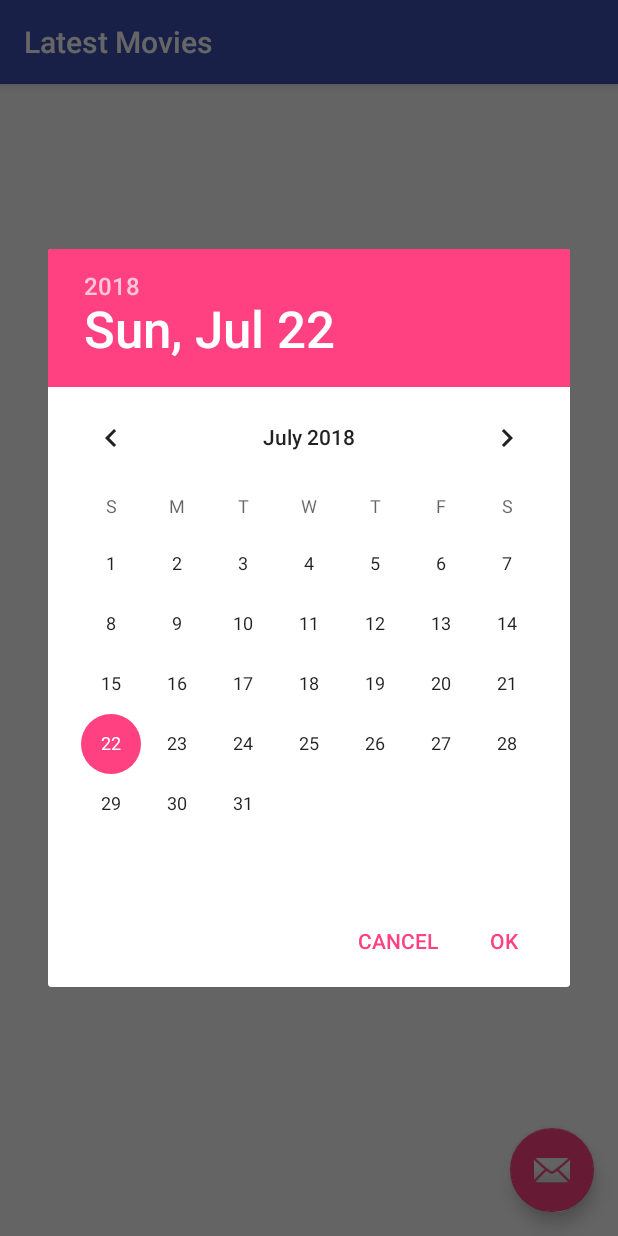
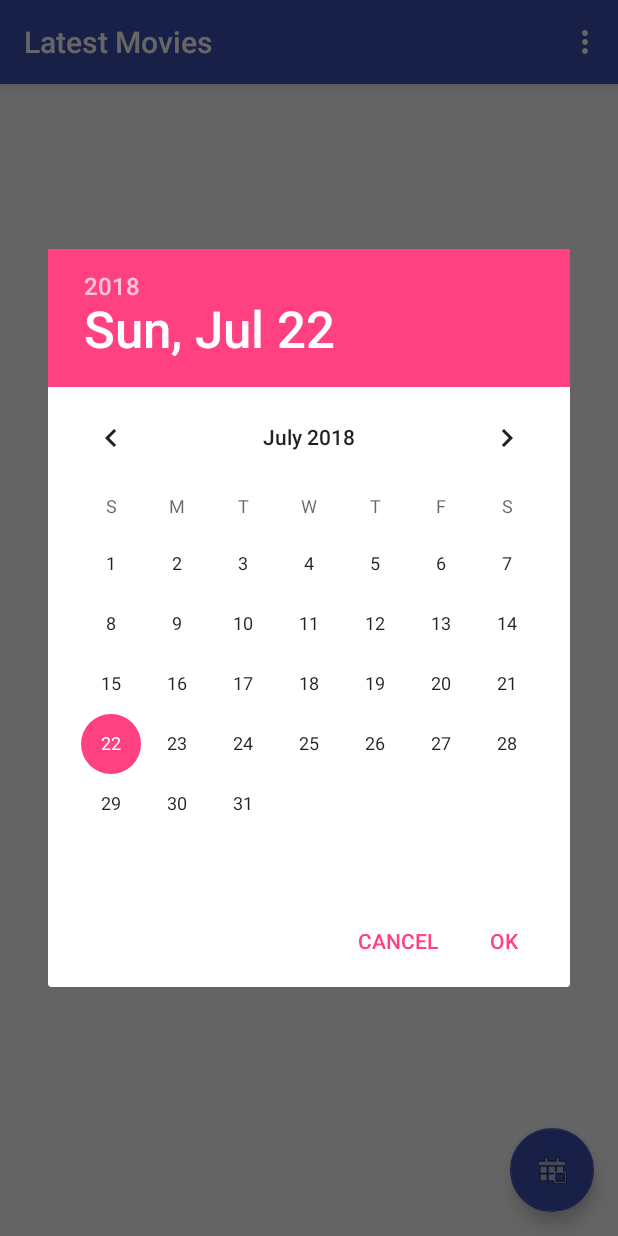
Before and after one commit to amarendra/LatestMovies, an Android app: the screen it shows after launch (MovieListActivity), after a tap on an icon or button, on a phone screen of 412 x 824 dp. Run offline under Robolectric (Android 15) with nearby library versions, the phone set to English and light mode, and no system bars; our stand-ins replace Picasso; pictures from the network do not load; 1 statement that could not run was skipped.

Commit message:
fixed some UI, and more than one bug; added menu to set vote count param

```diff
--- a/app/src/main/java/im/amar/latestmovies/MovieListActivity.java
+++ b/app/src/main/java/im/amar/latestmovies/MovieListActivity.java
@@ -2,16 +2,22 @@ package im.amar.latestmovies;
 
 import android.app.DatePickerDialog;
 import android.os.Bundle;
+import android.support.design.widget.FloatingActionButton;
 import android.support.v7.app.AppCompatActivity;
 import android.support.v7.widget.LinearLayoutManager;
 import android.support.v7.widget.RecyclerView;
 import android.support.v7.widget.Toolbar;
-import android.support.design.widget.FloatingActionButton;
 import android.util.Log;
+import android.view.Menu;
+import android.view.MenuInflater;
+import android.view.MenuItem;
 import android.view.View;
 import android.widget.DatePicker;
 import android.widget.ProgressBar;
 import android.widget.Toast;
+
+import java.util.ArrayList;
+import java.util.Calendar;
 
 import im.amar.latestmovies.adapters.MovieListAdapter;
 import im.amar.latestmovies.api.IApiService;
@@ -22,13 +28,13 @@ import retrofit2.Call;
 import retrofit2.Callback;
 import retrofit2.Response;
 
-import java.util.ArrayList;
-import java.util.Calendar;
-
+import static im.amar.latestmovies.utils.Utils.DEFAULT_MIN_VOTE;
+import static im.amar.latestmovies.utils.Utils.KEY_VOTE_COUNT;
+import static im.amar.latestmovies.utils.Utils.SHARED_PREF_FILE_NAME;
+import static im.amar.latestmovies.utils.Utils.TAG;
 import static im.amar.latestmovies.utils.Utils.getDate;
 import static im.amar.latestmovies.utils.Utils.isDateSame;
-import static im.amar.latestmovies.utils.Utils.TAG;
-import static im.amar.latestmovies.utils.Utils.today;
+import static im.amar.latestmovies.utils.Utils.lastMonth;
 
 public class MovieListActivity extends AppCompatActivity {
 
@@ -45,6 +51,9 @@ public class MovieListActivity extends AppCompatActivity {
     private EndlessScrollListener mScrollListener;
     private MovieListAdapter mAdapter;
     private DatePickerDialog mPicker;
+    private Calendar mCal = Calendar.getInstance();
+    private String mAfterDateParam = lastMonth();
+    private int mPage = 1;
 
     DatePickerDialog.OnDateSetListener mDateSetListener = new DatePickerDialog.OnDateSetListener() {
         @Override
@@ -57,7 +66,6 @@ public class MovieListActivity extends AppCompatActivity {
                 mPage = 1;
                 mResponse.results.clear();
                 mAdapter.setData(mResponse.results);
-                mAdapter.notifyDataSetChanged();
                 fetchMovies();
             } else {
                 Log.d(TAG, "Same date");
@@ -112,16 +120,65 @@ public class MovieListActivity extends AppCompatActivity {
         mRecyclerView.setAdapter(mAdapter);
 
         mProgressBar = findViewById(R.id.progress_bar);
-        assert  mProgressBar != null;
+        assert mProgressBar != null;
 
         fetchMovies(); // fetch the first page of movies between 7 days ago and today
     }
 
+    @Override
+    public boolean onCreateOptionsMenu(Menu menu) {
+        MenuInflater inflater = getMenuInflater();
+        inflater.inflate(R.menu.menu, menu);
+        return true;
+    }
+
+    @Override
+    public boolean onPrepareOptionsMenu(Menu menu) {
+        menu.findItem(R.id.menu_vote).setTitle("Minimum vote: " + getMinVoteCount());
+        return super.onPrepareOptionsMenu(menu);
+    }
+
+    @Override
+    public boolean onOptionsItemSelected(MenuItem item) {
+        // Handle item selection
+        switch (item.getItemId()) {
+            case R.id.menu_vote:
+
+                return true;
+            case R.id.menu_about:
+                Toast.makeText(getApplicationContext(), "Just a simple movie app, nothing fancy.", Toast.LENGTH_LONG).show();
+                return true;
+
+            case R.id.vote_none:
+                setMinVoteCount(0);
+                return true;
+
+            case R.id.vote_10:
+                setMinVoteCount(10);
+                return true;
+
+            case R.id.vote_25:
+                setMinVoteCount(25);
+                return true;
+
+            case R.id.vote_50:
+                setMinVoteCount(50);
+                return true;
+
+            case R.id.vote_500:
+                setMinVoteCount(500);
+                return true;
+
+            default:
+                return super.onOptionsItemSelected(item);
+        }
+    }
+
     private void fetchMovies() {
         IApiService apiService = RetrofitClient.getClient().create(IApiService.class);
-        Call<ApiResponse> call = apiService.discoverMovies(mPage, getDate(0, 0, 0), today());
+        Call<ApiResponse> call = apiService.discoverMovies(mPage, mAfterDateParam, getMinVoteCount());
 
-        Log.d(TAG, "Request made");
+        Log.d(TAG, "Request made - mPage: " + mPage + " After: " + mAfterDateParam);
 
         mProgressBar.setVisibility(View.VISIBLE);
 
@@ -130,7 +187,7 @@ public class MovieListActivity extends AppCompatActivity {
             public void onResponse(Call<ApiResponse> call, Response<ApiResponse> response) {
                 Log.d(TAG, "Response received: " + response.body().results);
 
-                int currentSize = (mResponse != null && mResponse.results != null) ? mResponse.results.size() : 0;
+                int currentSize = mResponse.results.size();
 
                 if (mResponse != null && mResponse.results != null && mResponse.results.size() > 0
                         && response.body() != null && response.body().results != null && response.body().results.size() > 0) {
@@ -140,11 +197,18 @@ public class MovieListActivity extends AppCompatActivity {
 
                     mResponse.results.addAll(response.body().results);
                 } else {
-                    mResponse = response.body();
+                    if (mResponse.results.size() == 0) {
+                        mResponse = response.body();
+                    } else {
+                        Toast.makeText(getApplicationContext(), "No more movies :(. Maybe choose an older date, or lower vote count", Toast.LENGTH_LONG).show();
+                    }
                 }
 
-                mAdapter.setData(mResponse.results);
-                mAdapter.notifyItemRangeInserted(currentSize, response.body().results.size());
+                if (currentSize != mResponse.results.size()) {
+                    mAdapter.setData(mResponse.results);
+                } else {
+                    Log.d(TAG, "Data size didn't change");  // test for breaking edge cases todo
+                }
 
                 mProgressBar.setVisibility(View.GONE);
             }
@@ -158,8 +222,13 @@ public class MovieListActivity extends AppCompatActivity {
         });
     }
 
-    private Calendar mCal = Calendar.getInstance();
+    private int getMinVoteCount() {
+        return getSharedPreferences(SHARED_PREF_FILE_NAME, MODE_PRIVATE).getInt(KEY_VOTE_COUNT, DEFAULT_MIN_VOTE);
+    }
 
-    private String mAfterDateParam;
-    private int mPage = 1;
+    // there will be no forced API call on min vote change, however it will be picked on next calls onwards
+    private void setMinVoteCount(int votes) {
+        getSharedPreferences(SHARED_PREF_FILE_NAME, MODE_PRIVATE).edit().putInt(KEY_VOTE_COUNT, votes).apply();
+        Toast.makeText(getApplicationContext(), "Min vote count set to: " + votes, Toast.LENGTH_LONG).show();
+    }
 }
--- a/app/src/main/java/im/amar/latestmovies/api/IApiService.java
+++ b/app/src/main/java/im/amar/latestmovies/api/IApiService.java
@@ -4,11 +4,16 @@ import im.amar.latestmovies.BuildConfig;
 import im.amar.latestmovies.models.ApiResponse;
 import retrofit2.Call;
 import retrofit2.http.GET;
-import retrofit2.http.Path;
 import retrofit2.http.Query;
 
 public interface IApiService {
-    @GET("movie?api_key=" + BuildConfig.API_KEY + "&sort_by=release_date.desc&include_adult=false&include_video=false")
-    Call<ApiResponse> discoverMovies(@Query("page") int page, @Query("primary_release_date_gte") String after,
-                                     @Query("primary_release_date_lte") String before);
+    /**
+     * @param page  page number requested
+     * @param after movies after this day (and before <today>) will be returned
+     * @param votes minimum vote count; default is 25
+     */
+    @GET("movie?api_key=" + BuildConfig.API_KEY + "&sort_by=release_date.asc&include_adult=false&include_video=false")
+    Call<ApiResponse> discoverMovies(@Query("page") int page,
+                                     @Query("primary_release_date.gte") String after,
+                                     @Query("vote_count.gte") int votes);
 }
--- a/app/src/main/java/im/amar/latestmovies/fragments/MovieDetailFragment.java
+++ b/app/src/main/java/im/amar/latestmovies/fragments/MovieDetailFragment.java
@@ -1,8 +1,8 @@
 package im.amar.latestmovies.fragments;
 
 import android.app.Activity;
+import android.os.Bundle;
 import android.support.design.widget.CollapsingToolbarLayout;
-import android.os.Bundle;
 import android.support.v4.app.Fragment;
 import android.view.LayoutInflater;
 import android.view.View;
@@ -47,6 +47,7 @@ public class MovieDetailFragment extends Fragment {
         if (mMovie != null) {
             Picasso.get()
                     .load(BASE_URL_IMG + mMovie.poster_path)
+                    .placeholder(R.drawable.img_no_image)
                     .fit()
                     .into((ImageView) rootView.findViewById(R.id.iv_poster));
             ((TextView) rootView.findViewById(R.id.tv_votes)).setText("Rating: " + String.valueOf(mMovie.vote_average) + " (" + mMovie.vote_count + ")");
--- a/app/src/main/java/im/amar/latestmovies/models/ApiResponse.java
+++ b/app/src/main/java/im/amar/latestmovies/models/ApiResponse.java
@@ -1,7 +1,6 @@
 package im.amar.latestmovies.models;
 
 import java.util.ArrayList;
-import java.util.List;
 
 public class ApiResponse {
     public ArrayList<Movie> results;
--- a/app/src/main/java/im/amar/latestmovies/utils/Utils.java
+++ b/app/src/main/java/im/amar/latestmovies/utils/Utils.java
@@ -1,10 +1,10 @@
 package im.amar.latestmovies.utils;
 
+import android.content.Context;
 import android.text.TextUtils;
 import android.util.Log;
 
-import com.google.gson.Gson;
-import com.google.gson.reflect.TypeToken;
+import org.json.JSONArray;
 
 import java.text.SimpleDateFormat;
 import java.util.Calendar;
@@ -12,16 +12,14 @@ import java.util.Date;
 import java.util.HashMap;
 
 public final class Utils {
-    private Utils() {
-    }
-
     public static final String BASE_URL_IMG = "http://image.tmdb.org/t/p/w200";
-
     public static final String TAG = "LatestMovies";
     public static final String ARG_MOVIE = "movie";
+    public static final String SHARED_PREF_FILE_NAME = "latest_movies_shared_pref";
+    public static final String KEY_VOTE_COUNT = "vote_count";
+    public static final int DEFAULT_MIN_VOTE = 25;
 
     private static final String DATE_FORMAT = "yyyy-MM-dd";
-
     private static final String GENRE_JSON = "[\n" +
             "  {\n" +
             "    \"id\": 28,\n" +
@@ -100,44 +98,43 @@ public final class Utils {
             "    \"name\": \"Western\"\n" +
             "  }\n" +
             "]";
-
     private static HashMap<Integer, String> GENRE_MAP = new HashMap<>();
 
     static {
         try {
-            Gson gson = new Gson();
-            GENRE_MAP = gson.fromJson(GENRE_JSON, new TypeToken<HashMap<Integer, String>>() {}.getType());
+            JSONArray jsonArray = new JSONArray(GENRE_JSON);
+            for (int i = 0; i < jsonArray.length(); i++) {
+                GENRE_MAP.put(jsonArray.getJSONObject(i).getInt("id"), jsonArray.getJSONObject(i).getString("name"));
+            }
         } catch (Exception ex) {
             Log.e(TAG, "Exception: " + Log.getStackTraceString(ex));
         }
+    }
+
+    private Utils() {
     }
 
     public static String getGenre(int id) {
         return (GENRE_MAP != null && GENRE_MAP.size() > 0) ? GENRE_MAP.get(id) : "";
     }
 
-    public static String today() {
-        Date today = new Date();
-        return new SimpleDateFormat(DATE_FORMAT).format(today);
-    }
-
-    public static String lastWeek() {
+    public static String lastMonth() {
         Calendar calendar = Calendar.getInstance();
         calendar.setTime(new Date());
-        calendar.add(Calendar.DATE, -7);
+        calendar.add(Calendar.DATE, -30);
 
         return new SimpleDateFormat(DATE_FORMAT).format(calendar.getTime());
     }
 
     public static boolean isDateSame(String date, int year, int month, int day) {
-        return  !TextUtils.isEmpty(date) && date.equalsIgnoreCase(getDate(year, month, day));
+        return !TextUtils.isEmpty(date) && date.equalsIgnoreCase(getDate(year, month, day));
     }
 
     public static String getDate(int year, int month, int day) {
         if (year != 0 && month != 0 && day != 0) {
             return year + "-" + month + "-" + day;
         } else {
-            return lastWeek();
+            return lastMonth();
         }
     }
 }
--- a/app/src/main/res/layout/activity_movie_list.xml
+++ b/app/src/main/res/layout/activity_movie_list.xml
@@ -36,13 +36,14 @@
         android:layout_height="wrap_content"
         android:layout_gravity="bottom|end"
         android:layout_margin="@dimen/fab_margin"
-        app:srcCompat="@android:drawable/ic_dialog_email" />
+        app:backgroundTint="@color/colorPrimary"
+        app:srcCompat="@android:drawable/ic_menu_today" />
 
     <ProgressBar
         android:id="@+id/progress_bar"
+        android:layout_width="50dp"
+        android:layout_height="50dp"
         android:layout_gravity="center"
-        android:visibility="gone"
-        android:layout_width="50dp"
-        android:layout_height="50dp" />
+        android:visibility="gone" />
 
 </android.support.design.widget.CoordinatorLayout>
--- /dev/null
+++ b/app/src/main/res/menu/menu.xml
@@ -0,0 +1,32 @@
+<?xml version="1.0" encoding="utf-8"?>
+<menu xmlns:android="http://schemas.android.com/apk/res/android">
+    <item
+        android:id="@+id/menu_vote"
+        android:title="Minimum vote">
+
+        <menu>
+            <item
+                android:id="@+id/vote_none"
+                android:title="None" />
+
+            <item
+                android:id="@+id/vote_10"
+                android:title="10 votes" />
+
+            <item
+                android:id="@+id/vote_25"
+                android:title="25 votes" />
+
+            <item
+                android:id="@+id/vote_50"
+                android:title="50 votes" />
+
+            <item
+                android:id="@+id/vote_500"
+                android:title="500 votes" />
+        </menu>
+    </item>
+    <item
+        android:id="@+id/menu_about"
+        android:title="About" />
+</menu>
```
Also changed, not shown: app/src/main/java/im/amar/latestmovies/adapters/MovieListAdapter.java (+41 -31 lines), app/src/main/java/im/amar/latestmovies/contracts/EndlessScrollListener.java (+2 -28 lines), app/src/main/res/drawable/bg_rounded_corner.xml (added, +7 -0 lines), app/src/main/res/layout/movie_detail.xml (+11 -9 lines), app/src/main/res/layout/movie_list_content.xml (+20 -20 lines), app/src/main/res/drawable/img_no_image.jpg (added), app/src/main/res/drawable/img_no_image_small.jpg (added).
